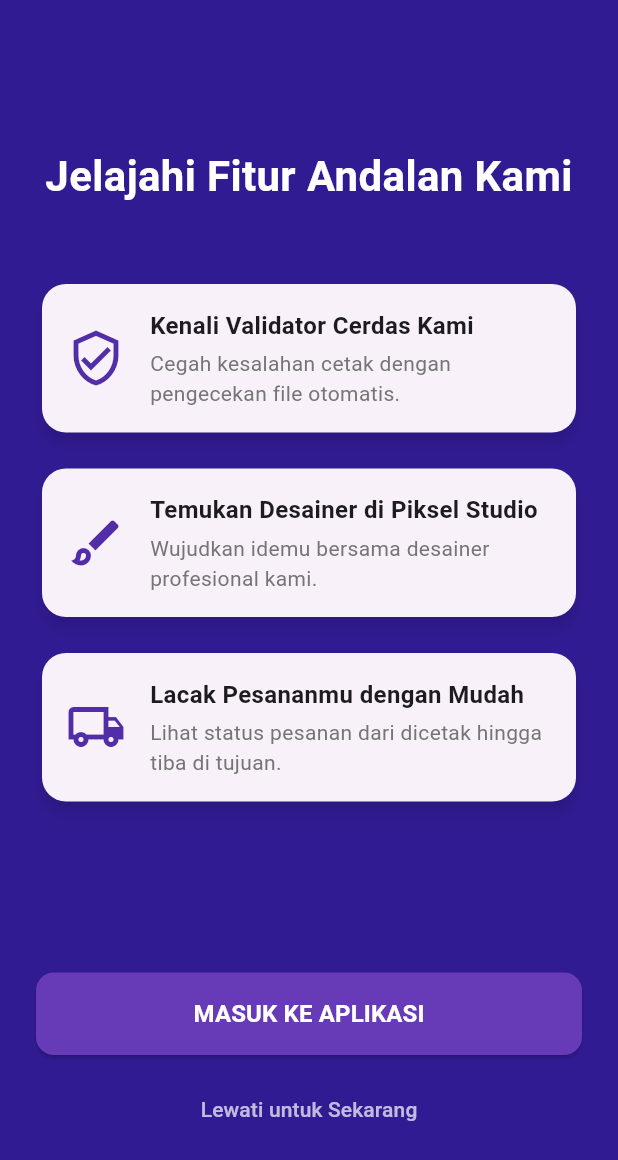
After one commit to piksemos-org/piksel_mos, a Flutter app: the OnboardingScreen screen opened directly, on a phone screen of 412 x 824 dp. The commit adds this screen. Shown: the top 1160 px of the screen. Run offline on Flutter 3.47's test engine with Material 3 defaults, Android fonts, the phone set to English and light mode, and no system bars.

Commit message:
Terbaru 2

```diff
--- a/lib/screens/auth/login_screen.dart
+++ b/lib/screens/auth/login_screen.dart
@@ -6,6 +6,7 @@ import 'dart:convert';
 import 'package:piksel_mos/screens/auth/register_screen.dart';
 import 'package:piksel_mos/screens/auth/forgot_password_screen.dart';
 import 'package:piksel_mos/screens/auth/verification_screen.dart';
+import 'package:piksel_mos/screens/onboarding/onboarding_screen.dart';
 import 'package:piksel_mos/screens/home/home_screen.dart';
 import 'package:piksel_mos/utils/validators.dart';
 
@@ -50,6 +51,7 @@ class _LoginScreenState extends State<LoginScreen> {
     super.dispose();
   }
 
+  // --- FUNGSI LOGIN DENGAN LOGIKA BARU ---
   Future<void> _performLogin() async {
     if (_formKey.currentState?.validate() ?? false) {
       setState(() {
@@ -61,50 +63,60 @@ class _LoginScreenState extends State<LoginScreen> {
         final identifier = _emailPhoneController.text;
         final password = _passwordController.text;
 
-        final url = Uri.parse('http://10.0.2.2:3000/api/auth/login');
+        // Menggunakan IP 10.0.2.2 untuk emulator
+        final url = Uri.parse('http://178.128.18.30:3000/api/auth/login');
         final headers = {'Content-Type': 'application/json; charset=UTF-8'};
         final body = json.encode({
           'identifier': identifier,
           'password': password,
         });
 
-        final response = await http.post(url, headers: headers, body: body);
+        final response = await http.post(url, headers: headers, body: body)
+            .timeout(const Duration(seconds: 15));
 
         if (mounted) {
           final responseData = json.decode(response.body);
 
-          // --- PERUBAHAN UTAMA DI SINI ---
+          // 4a. Logika Penanganan Respons
           if (response.statusCode == 200) {
-            // a. Login Sukses
+            // a. Login Sukses (Diarahkan ke Onboarding untuk Review)
             Navigator.pushAndRemoveUntil(
               context,
-              MaterialPageRoute(builder: (context) => const HomeScreen()),
+              MaterialPageRoute(builder: (context) => const OnboardingScreen()),
                   (route) => false,
             );
           } else if (response.statusCode == 403) {
-            // b. Akun Belum Diverifikasi
+            // 2. Terlarang (Belum Verifikasi)
+            if (responseData['status'] == 'phone_unverified') {
+              // Jika telepon belum diverifikasi, arahkan ke halaman verifikasi OTP
               Navigator.push(
                 context,
                 MaterialPageRoute(
                   builder: (context) => VerificationScreen(
-                  phoneNumber: _emailPhoneController.text, // Mengirim nomor telepon
+                    phoneNumber: _emailPhoneController.text,
                   ),
                 ),
               );
+            } else {
+              // Jika email belum diverifikasi atau status 403 lainnya
+              setState(() {
+                _feedbackMessage = responseData['message'] ?? 'Akun Anda belum terverifikasi.';
+                _feedbackColor = Colors.orange;
+              });
+            }
           } else if (response.statusCode == 401) {
-            // c. Kredensial Salah
+            // 3. Kredensial Salah
             setState(() {
               _feedbackMessage = responseData['message'] ?? 'Email/Telepon atau Password salah.';
               _feedbackColor = Colors.red;
             });
           } else {
-            // d. Error Lainnya
+            // 4. Error Lain dari Server
             setState(() {
               _feedbackMessage = responseData['message'] ?? 'Terjadi kesalahan pada server.';
               _feedbackColor = Colors.red;
             });
           }
-          // --- AKHIR PERUBAHAN ---
         }
       } catch (e) {
         if (mounted) {
@@ -122,6 +134,7 @@ class _LoginScreenState extends State<LoginScreen> {
       }
     }
   }
+  // --- AKHIR FUNGSI LOGIN ---
 
   @override
   Widget build(BuildContext context) {
--- /dev/null
+++ b/lib/screens/onboarding/onboarding_screen.dart
@@ -0,0 +1,133 @@
+import 'package:flutter/material.dart';
+import 'package:piksel_mos/screens/home/home_screen.dart';
+
+class OnboardingScreen extends StatelessWidget {
+  const OnboardingScreen({super.key});
+
+  @override
+  Widget build(BuildContext context) {
+    // 3. STRUKTUR & LAYOUT UTAMA
+    return Scaffold(
+      backgroundColor: Colors.deepPurple.shade900,
+      body: SafeArea(
+        child: Padding(
+          padding: const EdgeInsets.all(24.0),
+          child: Column(
+            mainAxisAlignment: MainAxisAlignment.center,
+            crossAxisAlignment: CrossAxisAlignment.stretch,
+            children: [
+              const Spacer(flex: 2),
+              // 4a. Judul Halaman
+              const Text(
+                'Jelajahi Fitur Andalan Kami',
+                textAlign: TextAlign.center,
+                style: TextStyle(
+                  color: Colors.white,
+                  fontSize: 28,
+                  fontWeight: FontWeight.bold,
+                ),
+              ),
+              const SizedBox(height: 48),
+
+              // 4b. Checklist Interaktif
+              _buildFeatureCard(
+                icon: Icons.verified_user_outlined,
+                title: 'Kenali Validator Cerdas Kami',
+                description: 'Cegah kesalahan cetak dengan pengecekan file otomatis.',
+              ),
+              const SizedBox(height: 16),
+              _buildFeatureCard(
+                icon: Icons.brush_outlined,
+                title: 'Temukan Desainer di Piksel Studio',
+                description: 'Wujudkan idemu bersama desainer profesional kami.',
+              ),
+              const SizedBox(height: 16),
+              _buildFeatureCard(
+                icon: Icons.local_shipping_outlined,
+                title: 'Lacak Pesananmu dengan Mudah',
+                description: 'Lihat status pesanan dari dicetak hingga tiba di tujuan.',
+              ),
+              const Spacer(flex: 3),
+
+              // 4c. Tombol Aksi
+              ElevatedButton(
+                onPressed: () {
+                  // 5. Fungsionalitas Navigasi
+                  Navigator.pushAndRemoveUntil(
+                    context,
+                    MaterialPageRoute(builder: (context) => const HomeScreen()),
+                        (route) => false,
+                  );
+                },
+                style: ElevatedButton.styleFrom(
+                  backgroundColor: Colors.deepPurple,
+                  foregroundColor: Colors.white,
+                  padding: const EdgeInsets.symmetric(vertical: 16),
+                  shape: RoundedRectangleBorder(
+                    borderRadius: BorderRadius.circular(12),
+                  ),
+                ),
+                child: const Text('MASUK KE APLIKASI', style: TextStyle(fontSize: 16, fontWeight: FontWeight.bold)),
+              ),
+              const SizedBox(height: 12),
+              TextButton(
+                onPressed: () {
+                  // 5. Fungsionalitas Navigasi (Sama dengan tombol utama)
+                  Navigator.pushAndRemoveUntil(
+                    context,
+                    MaterialPageRoute(builder: (context) => const HomeScreen()),
+                        (route) => false,
+                  );
+                },
+                child: const Text(
+                  'Lewati untuk Sekarang',
+                  style: TextStyle(color: Colors.white70),
+                ),
+              ),
+              const Spacer(flex: 1),
+            ],
+          ),
+        ),
+      ),
+    );
+  }
+
+  // Helper widget untuk membuat kartu fitur agar kode tidak berulang (prinsip DRY)
+  Widget _buildFeatureCard({required IconData icon, required String title, required String description}) {
+    return Card(
+      elevation: 4,
+      shadowColor: Colors.black.withOpacity(0.5),
+      shape: RoundedRectangleBorder(
+        borderRadius: BorderRadius.circular(16),
+      ),
+      child: Padding(
+        padding: const EdgeInsets.all(16.0),
+        child: Row(
+          children: [
+            Icon(icon, size: 40, color: Colors.deepPurple.shade700),
+            const SizedBox(width: 16),
+            Expanded(
+              child: Column(
+                crossAxisAlignment: CrossAxisAlignment.start,
+                children: [
+                  Text(
+                    title,
+                    style: const TextStyle(
+                      fontSize: 16,
+                      fontWeight: FontWeight.bold,
+                    ),
+                  ),
+                  const SizedBox(height: 4),
+                  Text(
+                    description,
+                    style: TextStyle(color: Colors.grey.shade600),
+                  ),
+                ],
+              ),
+            ),
+          ],
+        ),
+      ),
+    );
+  }
+}
```
Lines whose indentation alone changed are shown as unchanged.
